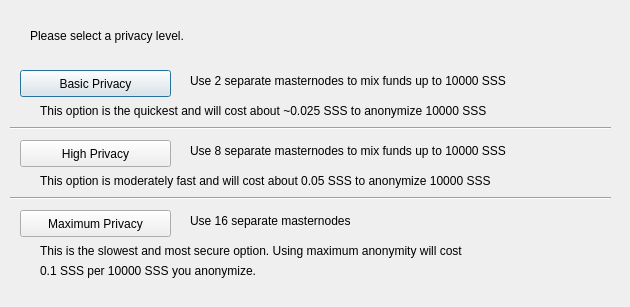
First picture: the form in src/qt/forms/obfuscationconfig.ui, repository Simple-Software-Solutions/SSS-Core, before the edit.
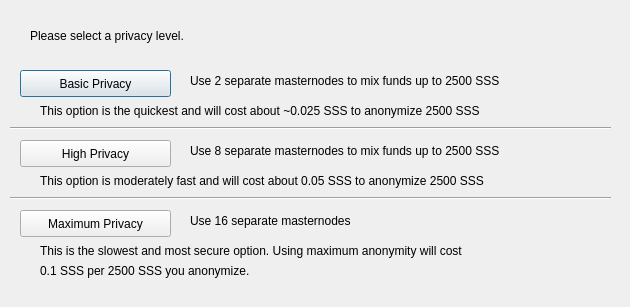
Second picture: the form after the edit.

Diff of the .ui file:
```diff
--- a/src/qt/forms/obfuscationconfig.ui
+++ b/src/qt/forms/obfuscationconfig.ui
@@ -75,7 +75,7 @@
     </rect>
    </property>
    <property name="text">
-    <string>Use 2 separate masternodes to mix funds up to 10000 SSS</string>
+    <string>Use 2 separate masternodes to mix funds up to 2500 SSS</string>
    </property>
   </widget>
   <widget class="QLabel" name="label_3">
@@ -88,7 +88,7 @@
     </rect>
    </property>
    <property name="text">
-    <string>Use 8 separate masternodes to mix funds up to 10000 SSS</string>
+    <string>Use 8 separate masternodes to mix funds up to 2500 SSS</string>
    </property>
   </widget>
   <widget class="QLabel" name="label_4">
@@ -114,7 +114,7 @@
     </rect>
    </property>
    <property name="text">
-    <string>This option is the quickest and will cost about ~0.025 SSS to anonymize 10000 SSS</string>
+    <string>This option is the quickest and will cost about ~0.025 SSS to anonymize 2500 SSS</string>
    </property>
   </widget>
   <widget class="QLabel" name="label_7">
@@ -127,7 +127,7 @@
     </rect>
    </property>
    <property name="text">
-    <string>This option is moderately fast and will cost about 0.05 SSS to anonymize 10000 SSS</string>
+    <string>This option is moderately fast and will cost about 0.05 SSS to anonymize 2500 SSS</string>
    </property>
   </widget>
   <widget class="QLabel" name="label_8">
@@ -153,7 +153,7 @@
     </rect>
    </property>
    <property name="text">
-    <string>0.1 SSS per 10000 SSS you anonymize.</string>
+    <string>0.1 SSS per 2500 SSS you anonymize.</string>
    </property>
   </widget>
   <widget class="Line" name="line">
```
